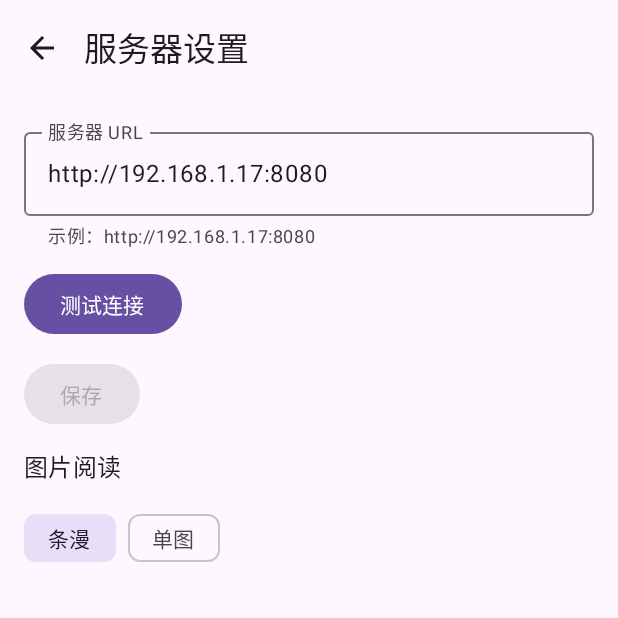
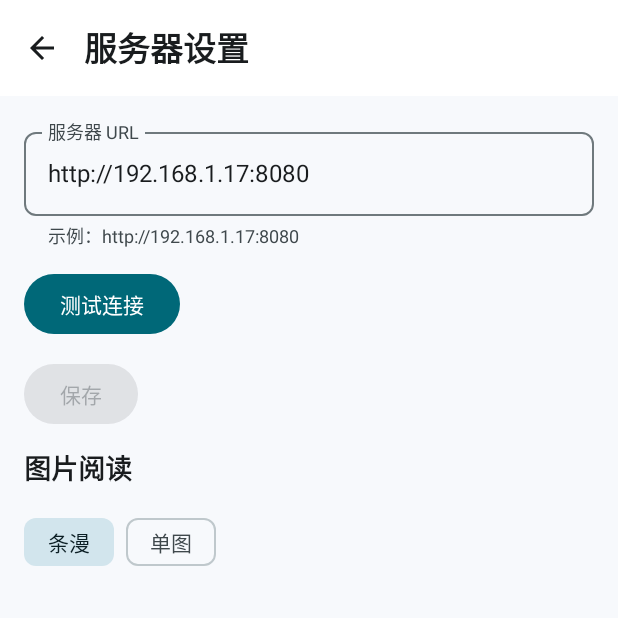
Before and after one commit to ppqoing/mediaViewer, an Android app built with Jetpack Compose: the screen it shows after launch (MainActivity), after a tap on "设置", on a phone screen of 412 x 824 dp, the top half of it. Run offline under Robolectric (Android 15) with nearby library versions, the phone set to English and light mode, and no system bars; libraries missing offline, so code that uses them is left out: kotlinx.coroutines.guava; pictures from the network do not load; 11 statements that could not run were skipped.

Commit message:
feat: establish media viewer design tokens

```diff
--- a/app/src/main/AndroidManifest.xml
+++ b/app/src/main/AndroidManifest.xml
@@ -11,7 +11,7 @@
         android:label="@string/app_name"
         android:networkSecurityConfig="@xml/network_security_config"
         android:supportsRtl="true"
-        android:theme="@android:style/Theme.Material.NoActionBar"
+        android:theme="@style/Theme.MediaViewer"
         android:usesCleartextTraffic="true">
         <activity
             android:name=".MainActivity"
--- a/app/src/main/java/com/local/mediaviewer/MainActivity.kt
+++ b/app/src/main/java/com/local/mediaviewer/MainActivity.kt
@@ -4,6 +4,7 @@ import android.content.Intent
 import android.os.Bundle
 import androidx.activity.ComponentActivity
 import androidx.activity.compose.setContent
+import androidx.activity.enableEdgeToEdge
 import com.local.mediaviewer.app.MediaViewerApp
 import com.local.mediaviewer.navigation.CurrentPlayerNavigationRequests
 import com.local.mediaviewer.navigation.EXTRA_OPEN_CURRENT_PLAYER
@@ -16,6 +17,7 @@ class MainActivity : ComponentActivity() {
 
     override fun onCreate(savedInstanceState: Bundle?) {
         super.onCreate(savedInstanceState)
+        enableEdgeToEdge()
         handleNavigationIntent(intent)
         val container = (application as MediaViewerApplication).container
         setContent {
--- /dev/null
+++ b/app/src/main/java/com/local/mediaviewer/ui/theme/Color.kt
@@ -0,0 +1,137 @@
+package com.local.mediaviewer.ui.theme
+
+import androidx.compose.material3.darkColorScheme
+import androidx.compose.material3.lightColorScheme
+import androidx.compose.runtime.Immutable
+import androidx.compose.ui.graphics.Color
+
+val DarkMediaColorScheme = darkColorScheme(
+    primary = Color(0xFF67D9F0),
+    onPrimary = Color(0xFF00363F),
+    primaryContainer = Color(0xFF004E5B),
+    onPrimaryContainer = Color(0xFFA9EEFF),
+    secondary = Color(0xFFBEC8D1),
+    onSecondary = Color(0xFF28323A),
+    secondaryContainer = Color(0xFF3E4851),
+    onSecondaryContainer = Color(0xFFDAE4ED),
+    tertiary = Color(0xFFC9BFFF),
+    onTertiary = Color(0xFF312C61),
+    tertiaryContainer = Color(0xFF484378),
+    onTertiaryContainer = Color(0xFFE6DEFF),
+    background = Color(0xFF080C12),
+    onBackground = Color(0xFFDFE3E8),
+    surface = Color(0xFF111821),
+    onSurface = Color(0xFFDFE3E8),
+    surfaceVariant = Color(0xFF3F484C),
+    onSurfaceVariant = Color(0xFFBFC8CC),
+    outline = Color(0xFF899296),
+    outlineVariant = Color(0xFF3F484C),
+    error = Color(0xFFFFB4AB),
+    onError = Color(0xFF690005),
+    errorContainer = Color(0xFF93000A),
+    onErrorContainer = Color(0xFFFFDAD6),
+    inverseSurface = Color(0xFFDFE3E8),
+    inverseOnSurface = Color(0xFF2E3135),
+    inversePrimary = Color(0xFF006878),
+    scrim = Color.Black,
+)
+
+val LightMediaColorScheme = lightColorScheme(
+    primary = Color(0xFF006878),
+    onPrimary = Color.White,
+    primaryContainer = Color(0xFFA9EEFF),
+    onPrimaryContainer = Color(0xFF001F26),
+    secondary = Color(0xFF4F6169),
+    onSecondary = Color.White,
+    secondaryContainer = Color(0xFFD2E5ED),
+    onSecondaryContainer = Color(0xFF0B1E24),
+    tertiary = Color(0xFF615B91),
+    onTertiary = Color.White,
+    tertiaryContainer = Color(0xFFE6DEFF),
+    onTertiaryContainer = Color(0xFF1D174B),
+    background = Color(0xFFF7F9FC),
+    onBackground = Color(0xFF191C1E),
+    surface = Color.White,
+    onSurface = Color(0xFF191C1E),
+    surfaceVariant = Color(0xFFDBE4E8),
+    onSurfaceVariant = Color(0xFF3F484C),
+    outline = Color(0xFF6F797D),
+    outlineVariant = Color(0xFFBFC8CC),
+    error = Color(0xFFBA1A1A),
+    onError = Color.White,
+    errorContainer = Color(0xFFFFDAD6),
+    onErrorContainer = Color(0xFF410002),
+    inverseSurface = Color(0xFF2E3135),
+    inverseOnSurface = Color(0xFFF0F1F3),
+    inversePrimary = Color(0xFF67D9F0),
+    scrim = Color.Black,
+)
+
+@Immutable
+data class MediaExtendedColors(
+    val success: Color,
+    val warning: Color,
+    val offline: Color,
+    val folder: Color,
+    val video: Color,
+    val audio: Color,
+    val image: Color,
+    val unknown: Color,
+)
+
+val DarkMediaExtendedColors = MediaExtendedColors(
+    success = Color(0xFF63D89A),
+    warning = Color(0xFFF6C66A),
+    offline = Color(0xFFF6C66A),
+    folder = Color(0xFFF6C66A),
+    video = Color(0xFF67D9F0),
+    audio = Color(0xFFC9BFFF),
+    image = Color(0xFF63D89A),
+    unknown = Color(0xFFBFC8CC),
+)
+
+val LightMediaExtendedColors = MediaExtendedColors(
+    success = Color(0xFF146C43),
+    warning = Color(0xFF805600),
+    offline = Color(0xFF805600),
+    folder = Color(0xFF805600),
+    video = Color(0xFF006878),
+    audio = Color(0xFF615B91),
+    image = Color(0xFF146C43),
+    unknown = Color(0xFF596367),
+)
+
+@Immutable
+data class PlayerColors(
+    val canvas: Color,
+    val control: Color,
+    val active: Color,
+    val accent: Color,
+    val disabled: Color,
+    val buffering: Color,
+    val playedTrack: Color,
+    val unplayedTrack: Color,
+    val volume: Color,
+    val brightness: Color,
+    val topScrimStart: Color,
+    val topScrimEnd: Color,
+    val bottomScrimStart: Color,
+    val bottomScrimEnd: Color,
+)
+
+val DefaultPlayerColors = PlayerColors(
+    canvas = Color.Black,
+    control = Color(0xFFF5FAFF),
+    active = Color(0xFF67D9F0),
+    accent = Color(0xFFC9BFFF),
+    disabled = Color(0xFF7D878F).copy(alpha = 0.60f),
+    buffering = Color(0xFF67D9F0),
+    playedTrack = Color(0xFF67D9F0),
+    unplayedTrack = Color(0xFF59636D).copy(alpha = 0.55f),
+    volume = Color(0xFF67D9F0),
+    brightness = Color(0xFFF6C66A),
+    topScrimStart = Color(0xB3000000),
+    topScrimEnd = Color.Transparent,
+    bottomScrimStart = Color.Transparent,
+    bottomScrimEnd = Color(0xCC000000),
+)
--- /dev/null
+++ b/app/src/main/java/com/local/mediaviewer/ui/theme/Shapes.kt
@@ -0,0 +1,15 @@
+package com.local.mediaviewer.ui.theme
+
+import androidx.compose.foundation.shape.RoundedCornerShape
+import androidx.compose.material3.Shapes
+import androidx.compose.ui.unit.dp
+
+val MediaShapes = Shapes(
+    extraSmall = RoundedCornerShape(8.dp),
+    small = RoundedCornerShape(8.dp),
+    medium = RoundedCornerShape(12.dp),
+    large = RoundedCornerShape(16.dp),
+    extraLarge = RoundedCornerShape(24.dp),
+)
+
+val MediaPillShape = RoundedCornerShape(percent = 50)
--- a/app/src/main/java/com/local/mediaviewer/ui/theme/Theme.kt
+++ b/app/src/main/java/com/local/mediaviewer/ui/theme/Theme.kt
@@ -2,14 +2,56 @@ package com.local.mediaviewer.ui.theme
 
 import androidx.compose.foundation.isSystemInDarkTheme
 import androidx.compose.material3.MaterialTheme
-import androidx.compose.material3.darkColorScheme
-import androidx.compose.material3.lightColorScheme
 import androidx.compose.runtime.Composable
+import androidx.compose.runtime.CompositionLocalProvider
 
 @Composable
-fun MediaViewerTheme(content: @Composable () -> Unit) {
-    MaterialTheme(
-        colorScheme = if (isSystemInDarkTheme()) darkColorScheme() else lightColorScheme(),
-        content = content,
-    )
+fun MediaViewerTheme(
+    darkTheme: Boolean = isSystemInDarkTheme(),
+    content: @Composable () -> Unit,
+) {
+    val extended = if (darkTheme) {
+        DarkMediaExtendedColors
+    } else {
+        LightMediaExtendedColors
+    }
+    CompositionLocalProvider(
+        LocalMediaExtendedColors provides extended,
+        LocalPlayerColors provides DefaultPlayerColors,
+        LocalMediaSpacing provides DefaultMediaSpacing,
+        LocalMediaSizing provides DefaultMediaSizing,
+        LocalMediaMotion provides DefaultMediaMotion,
+        LocalMediaElevation provides DefaultMediaElevation,
+    ) {
+        MaterialTheme(
+            colorScheme = if (darkTheme) {
+                DarkMediaColorScheme
+            } else {
+                LightMediaColorScheme
+            },
+            typography = MediaTypography,
+            shapes = MediaShapes,
+            content = content,
+        )
+    }
 }
+
+object MediaTheme {
+    val extendedColors: MediaExtendedColors
+        @Composable get() = LocalMediaExtendedColors.current
+
+    val playerColors: PlayerColors
+        @Composable get() = LocalPlayerColors.current
+
+    val spacing: MediaSpacing
+        @Composable get() = LocalMediaSpacing.current
+
+    val sizing: MediaSizing
+        @Composable get() = LocalMediaSizing.current
+
+    val motion: MediaMotion
+        @Composable get() = LocalMediaMotion.current
+
+    val elevation: MediaElevation
+        @Composable get() = LocalMediaElevation.current
+}
--- /dev/null
+++ b/app/src/main/java/com/local/mediaviewer/ui/theme/Tokens.kt
@@ -0,0 +1,118 @@
+package com.local.mediaviewer.ui.theme
+
+import androidx.compose.animation.core.FastOutSlowInEasing
+import androidx.compose.animation.core.FiniteAnimationSpec
+import androidx.compose.animation.core.LinearOutSlowInEasing
+import androidx.compose.animation.core.tween
+import androidx.compose.runtime.Composable
+import androidx.compose.runtime.Immutable
+import androidx.compose.runtime.rememberCoroutineScope
+import androidx.compose.runtime.staticCompositionLocalOf
+import androidx.compose.ui.MotionDurationScale
+import androidx.compose.ui.unit.Dp
+import androidx.compose.ui.unit.dp
+
+@Immutable
+data class MediaSpacing(
+    val xxs: Dp = 4.dp,
+    val xs: Dp = 8.dp,
+    val sm: Dp = 12.dp,
+    val md: Dp = 16.dp,
+    val lg: Dp = 20.dp,
+    val xl: Dp = 24.dp,
+    val xxl: Dp = 32.dp,
+    val pageGutter: Dp = 16.dp,
+    val widePageGutter: Dp = 24.dp,
+)
+
+@Immutable
+data class MediaSizing(
+    val minimumTouchTarget: Dp = 48.dp,
+    val listRowMinHeight: Dp = 64.dp,
+    val miniPlayerHeight: Dp = 72.dp,
+    val playerPrimaryButton: Dp = 64.dp,
+    val fullscreenPrimaryButton: Dp = 72.dp,
+    val timelineTouchHeight: Dp = 48.dp,
+    val timelineTrackHeight: Dp = 4.dp,
+    val timelineThumbSize: Dp = 18.dp,
+    val verticalLevelWidth: Dp = 48.dp,
+    val verticalLevelHeight: Dp = 160.dp,
+    val volumePopupWidth: Dp = 72.dp,
+    val volumePopupHeight: Dp = 224.dp,
+    val miniPlayerProgressHeight: Dp = 2.dp,
+)
+
+@Immutable
+data class MediaMotion(
+    val pressMillis: Int = 120,
+    val stateMillis: Int = 180,
+    val overlayMillis: Int = 240,
+)
+
+fun MediaMotion.durationMillis(
+    requestedMillis: Int,
+    durationScale: Float,
+): Int = (requestedMillis * durationScale.coerceAtLeast(0f))
+    .toInt()
+
+fun <T> MediaMotion.pressSpec(
+    durationScale: Float,
+): FiniteAnimationSpec<T> = tween(
+    durationMillis = durationMillis(pressMillis, durationScale),
+    easing = LinearOutSlowInEasing,
+)
+
+fun <T> MediaMotion.stateSpec(
+    durationScale: Float,
+): FiniteAnimationSpec<T> = tween(
+    durationMillis = durationMillis(stateMillis, durationScale),
+    easing = FastOutSlowInEasing,
+)
+
+fun <T> MediaMotion.overlaySpec(
+    durationScale: Float,
+): FiniteAnimationSpec<T> = tween(
+    durationMillis = durationMillis(overlayMillis, durationScale),
+    easing = FastOutSlowInEasing,
+)
+
+@Composable
+fun platformMotionDurationScale(): Float {
+    val scope = rememberCoroutineScope()
+    return scope.coroutineContext[MotionDurationScale]
+        ?.scaleFactor
+        ?: 1f
+}
+
+@Immutable
+data class MediaElevation(
+    val surface0: Dp = 0.dp,
+    val surface1: Dp = 0.dp,
+    val surface2: Dp = 1.dp,
+    val surface3: Dp = 3.dp,
+    val surface4: Dp = 6.dp,
+)
+
+val DefaultMediaSpacing = MediaSpacing()
+val DefaultMediaSizing = MediaSizing()
+val DefaultMediaMotion = MediaMotion()
+val DefaultMediaElevation = MediaElevation()
+
+val LocalMediaExtendedColors = staticCompositionLocalOf {
+    DarkMediaExtendedColors
+}
+val LocalPlayerColors = staticCompositionLocalOf {
+    DefaultPlayerColors
+}
+val LocalMediaSpacing = staticCompositionLocalOf {
+    DefaultMediaSpacing
+}
+val LocalMediaSizing = staticCompositionLocalOf {
+    DefaultMediaSizing
+}
+val LocalMediaMotion = staticCompositionLocalOf {
+    DefaultMediaMotion
+}
+val LocalMediaElevation = staticCompositionLocalOf {
+    DefaultMediaElevation
+}
--- /dev/null
+++ b/app/src/main/java/com/local/mediaviewer/ui/theme/Typography.kt
@@ -0,0 +1,51 @@
+package com.local.mediaviewer.ui.theme
+
+import androidx.compose.material3.Typography
+import androidx.compose.ui.text.TextStyle
+import androidx.compose.ui.text.font.FontWeight
+import androidx.compose.ui.unit.sp
+
+val MediaTypography = Typography(
+    titleLarge = TextStyle(
+        fontSize = 22.sp,
+        lineHeight = 28.sp,
+        fontWeight = FontWeight.SemiBold,
+    ),
+    titleMedium = TextStyle(
+        fontSize = 18.sp,
+        lineHeight = 24.sp,
+        fontWeight = FontWeight.SemiBold,
+    ),
+    titleSmall = TextStyle(
+        fontSize = 16.sp,
+        lineHeight = 22.sp,
+        fontWeight = FontWeight.Medium,
+    ),
+    bodyLarge = TextStyle(fontSize = 16.sp, lineHeight = 24.sp),
+    bodyMedium = TextStyle(fontSize = 14.sp, lineHeight = 20.sp),
+    bodySmall = TextStyle(fontSize = 12.sp, lineHeight = 16.sp),
+    labelLarge = TextStyle(
+        fontSize = 14.sp,
+        lineHeight = 20.sp,
+        fontWeight = FontWeight.Medium,
+    ),
+    labelMedium = TextStyle(
+        fontSize = 12.sp,
+        lineHeight = 16.sp,
+        fontWeight = FontWeight.Medium,
+    ),
+)
+
+val MediaPlayerTimeStyle = MediaTypography.labelLarge.copy(
+    fontFeatureSettings = "tnum",
+)
+
+object MediaTextStyles {
+    val appTitle: TextStyle get() = MediaTypography.titleLarge
+    val screenTitle: TextStyle get() = MediaTypography.titleLarge
+    val sectionTitle: TextStyle get() = MediaTypography.titleMedium
+    val body: TextStyle get() = MediaTypography.bodyMedium
+    val metadata: TextStyle get() = MediaTypography.bodySmall
+    val badge: TextStyle get() = MediaTypography.labelMedium
+    val playerTime: TextStyle get() = MediaPlayerTimeStyle
+}
--- /dev/null
+++ b/app/src/main/res/values-night/themes.xml
@@ -0,0 +1,8 @@
+<resources>
+    <style name="Theme.MediaViewer" parent="android:style/Theme.Material.NoActionBar">
+        <item name="android:windowLightStatusBar">false</item>
+        <item name="android:statusBarColor">#080C12</item>
+        <item name="android:navigationBarColor">#080C12</item>
+        <item name="android:windowBackground">#080C12</item>
+    </style>
+</resources>
--- /dev/null
+++ b/app/src/main/res/values/themes.xml
@@ -0,0 +1,8 @@
+<resources>
+    <style name="Theme.MediaViewer" parent="android:style/Theme.Material.Light.NoActionBar">
+        <item name="android:windowLightStatusBar">true</item>
+        <item name="android:statusBarColor">#F7F9FC</item>
+        <item name="android:navigationBarColor">#F7F9FC</item>
+        <item name="android:windowBackground">#F7F9FC</item>
+    </style>
+</resources>
```
Also changed, not shown: 1 other file.
